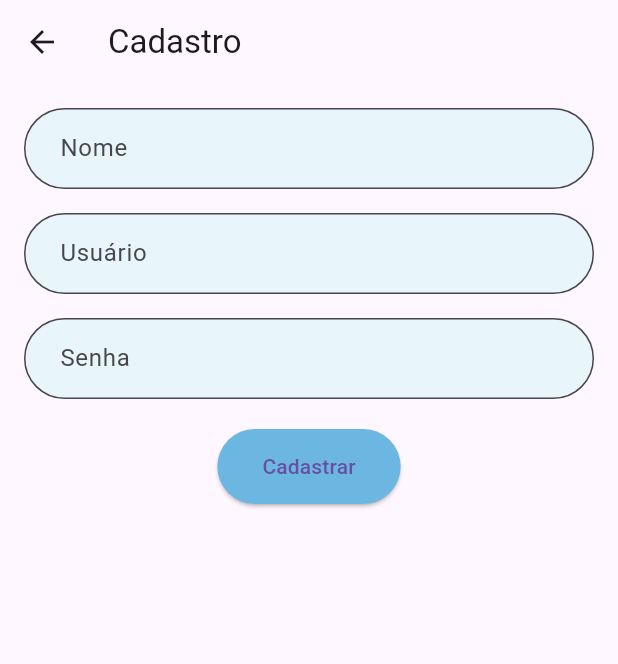
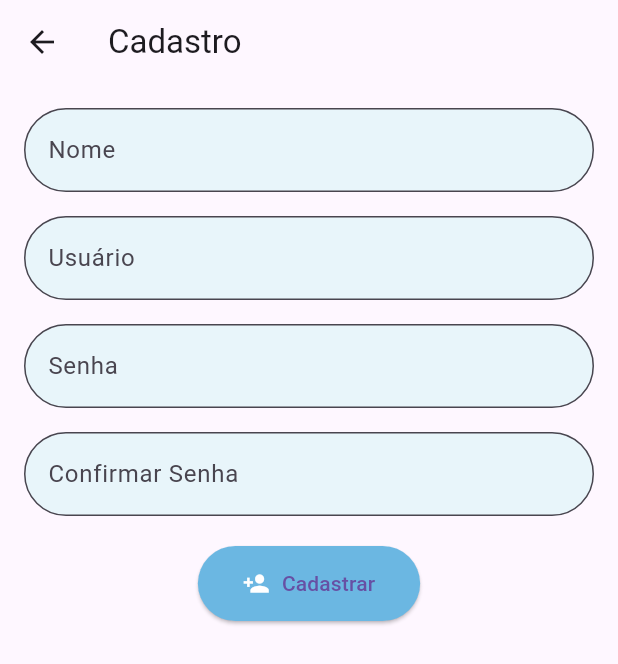
Before and after one commit to amandasgonsalves/flutter-app, a Flutter app: the SignupScreen screen opened by its route, on a phone screen of 412 x 824 dp. Shown: the top 664 px of the screen. Run offline on Flutter 3.47's test engine with Material 3 defaults, Android fonts, the phone set to English and light mode, and no system bars; our stand-ins replace hive, hive_flutter; accounts and stored records are empty; Roboto replaces fonts that are missing (Poppins).

Commit message:
signup e login

```diff
--- a/lib/pages/signup_screen.dart
+++ b/lib/pages/signup_screen.dart
@@ -1,10 +1,16 @@
 import 'package:flutter/material.dart';
 import 'package:hive/hive.dart';
+import 'package:crypto/crypto.dart'; // Para hash de senha
+import 'login_screen.dart'; // Certifique-se de que o caminho está correto
+
+import 'dart:convert';
 
 class SignupScreen extends StatelessWidget {
   final TextEditingController _usernameController = TextEditingController();
   final TextEditingController _passwordController = TextEditingController();
   final TextEditingController _nameController = TextEditingController();
+  final TextEditingController _confirmPasswordController =
+      TextEditingController();
 
   @override
   Widget build(BuildContext context) {
@@ -14,7 +20,6 @@ class SignupScreen extends StatelessWidget {
         padding: const EdgeInsets.all(16.0),
         child: Column(
           children: [
-            // Campo para o nome
             TextField(
               controller: _nameController,
               decoration: InputDecoration(
@@ -23,14 +28,10 @@ class SignupScreen extends StatelessWidget {
                   borderRadius: BorderRadius.circular(30.0),
                 ),
                 filled: true,
-                fillColor: Color(0xFFE8F5FA), // Azul claro
-                contentPadding:
-                    EdgeInsets.symmetric(vertical: 15.0, horizontal: 20.0),
+                fillColor: Color(0xFFE8F5FA),
               ),
-              style: TextStyle(fontFamily: 'Poppins'),
             ),
             SizedBox(height: 16.0),
-            // Campo para o nome de usuário
             TextField(
               controller: _usernameController,
               decoration: InputDecoration(
@@ -39,14 +40,10 @@ class SignupScreen extends StatelessWidget {
                   borderRadius: BorderRadius.circular(30.0),
                 ),
                 filled: true,
-                fillColor: Color(0xFFE8F5FA), // Azul claro
-                contentPadding:
-                    EdgeInsets.symmetric(vertical: 15.0, horizontal: 20.0),
+                fillColor: Color(0xFFE8F5FA),
               ),
-              style: TextStyle(fontFamily: 'Poppins'),
             ),
             SizedBox(height: 16.0),
-            // Campo para a senha
             TextField(
               controller: _passwordController,
               decoration: InputDecoration(
@@ -55,38 +52,82 @@ class SignupScreen extends StatelessWidget {
                   borderRadius: BorderRadius.circular(30.0),
                 ),
                 filled: true,
-                fillColor: Color(0xFFE8F5FA), // Azul claro
-                contentPadding:
-                    EdgeInsets.symmetric(vertical: 15.0, horizontal: 20.0),
+                fillColor: Color(0xFFE8F5FA),
               ),
               obscureText: true,
-              style: TextStyle(fontFamily: 'Poppins'),
+            ),
+            SizedBox(height: 16.0),
+            TextField(
+              controller: _confirmPasswordController,
+              decoration: InputDecoration(
+                labelText: 'Confirmar Senha',
+                border: OutlineInputBorder(
+                  borderRadius: BorderRadius.circular(30.0),
+                ),
+                filled: true,
+                fillColor: Color(0xFFE8F5FA),
+              ),
+              obscureText: true,
             ),
             SizedBox(height: 20),
-            // Botão de cadastro
             ElevatedButton(
               onPressed: () async {
-                var box = Hive.box('users');
+                String name = _nameController.text;
                 String username = _usernameController.text;
-                String name = _nameController.text;
                 String password = _passwordController.text;
+                String confirmPassword = _confirmPasswordController.text;
 
+                if (name.isEmpty ||
+                    username.isEmpty ||
+                    password.isEmpty ||
+                    confirmPassword.isEmpty) {
+                  ScaffoldMessenger.of(context).showSnackBar(
+                    SnackBar(content: Text('Preencha todos os campos!')),
+                  );
+                  return;
+                }
+
+                if (password != confirmPassword) {
+                  ScaffoldMessenger.of(context).showSnackBar(
+                    SnackBar(content: Text('As senhas não coincidem!')),
+                  );
+                  return;
+                }
+
+                // Hash da senha antes de armazenar
+                String hashedPassword = _hashPassword(password);
+
+                var box = await Hive.openBox('users');
                 if (box.containsKey(username)) {
                   ScaffoldMessenger.of(context).showSnackBar(
                     SnackBar(content: Text('Usuário já existe!')),
                   );
                 } else {
-                  box.put(username, password); // Salva o usuário e a senha
-                  box.put('user_name', name); // Salva o nome do usuário
+                  box.put(username, {
+                    'name': name,
+                    'password': hashedPassword,
+                  });
                   ScaffoldMessenger.of(context).showSnackBar(
                     SnackBar(content: Text('Cadastro realizado com sucesso!')),
                   );
-                  Navigator.pop(context); // Retorna à tela de login
+                  Navigator.pushReplacement(
+                    context,
+                    MaterialPageRoute(
+                        builder: (context) =>
+                            LoginScreen()), // Direcionando para a tela de login
+                  );
                 }
               },
-              child: Text('Cadastrar', style: TextStyle(fontFamily: 'Poppins')),
+              child: Row(
+                mainAxisSize: MainAxisSize.min,
+                children: [
+                  Icon(Icons.person_add, color: Colors.white),
+                  SizedBox(width: 8),
+                  Text('Cadastrar', style: TextStyle(fontFamily: 'Poppins')),
+                ],
+              ),
               style: ElevatedButton.styleFrom(
-                backgroundColor: Color(0xFF6BB7E2), // Azul pastel médio
+                backgroundColor: Color(0xFF6BB7E2),
                 padding: EdgeInsets.symmetric(vertical: 15.0, horizontal: 30.0),
                 shape: RoundedRectangleBorder(
                   borderRadius: BorderRadius.circular(30.0),
@@ -98,4 +139,11 @@ class SignupScreen extends StatelessWidget {
       ),
     );
   }
+
+  // Função para criar hash da senha
+  String _hashPassword(String password) {
+    var bytes = utf8.encode(password); // Codificando senha
+    var digest = sha256.convert(bytes); // Gerando hash SHA256
+    return digest.toString();
+  }
 }
```
Also changed, not shown: lib/pages/login_screen.dart (+27 -37 lines).
